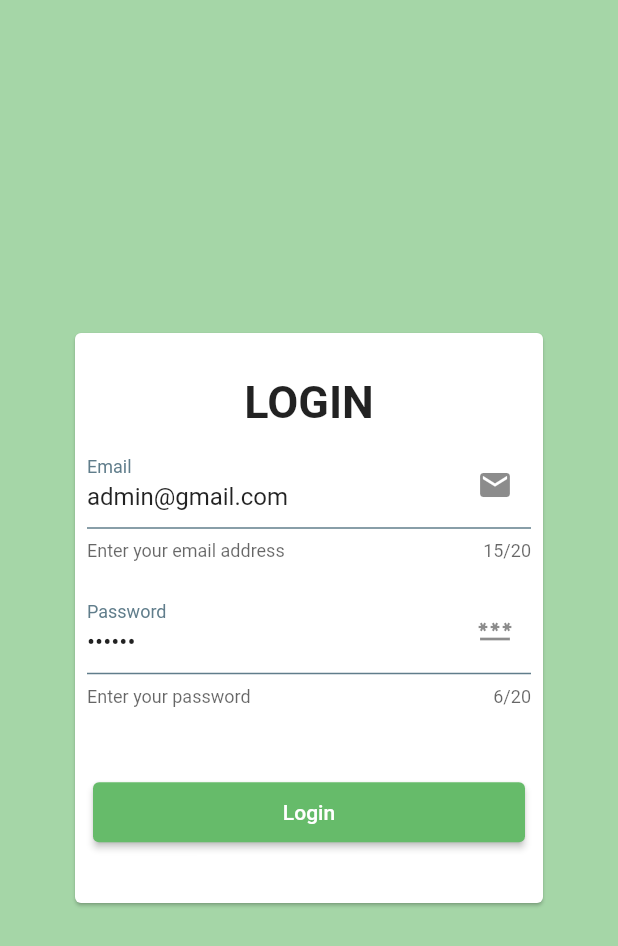
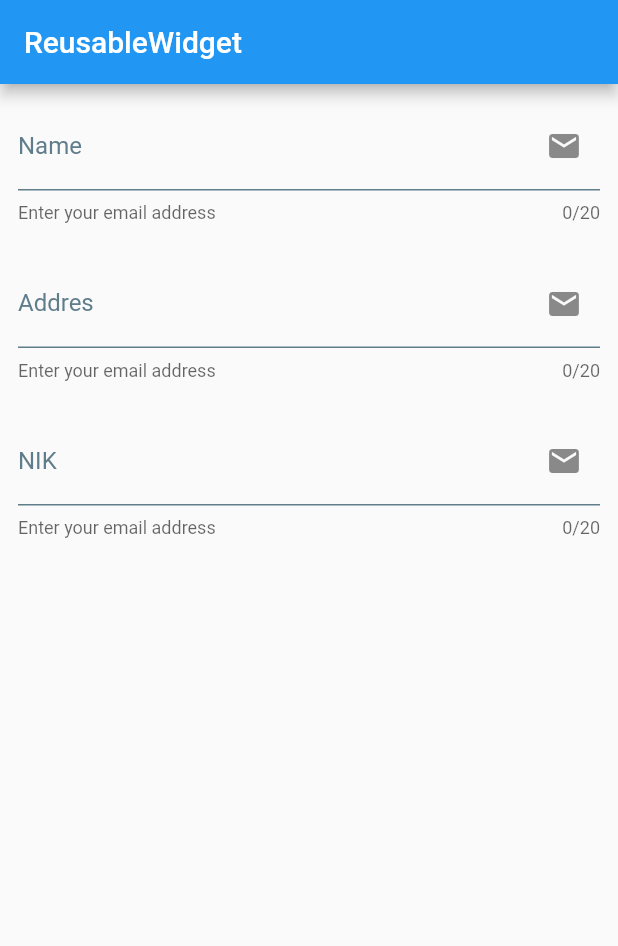
Before and after one commit to hidayatur90/BisaAI-19Nov-Webinar, a Flutter app: the screen it shows after launch, on a phone screen of 412 x 824 dp. Shown: the top 946 px of the screen. Run offline on Flutter 3.47's test engine with Material 2 defaults, Android fonts, the phone set to English and light mode, and no system bars; our stand-ins replace faker, sqflite; accounts and stored records are empty.

Commit message:
reusablewidget

```diff
--- a/config.json
+++ b/config.json
@@ -4,6 +4,7 @@
         "latihan",
         "login",
         "listProduct",
-        "addProduct"
+        "addProduct",
+        "reusableWidget"
     ]
 }
--- a/lib/core.dart
+++ b/lib/core.dart
@@ -3,6 +3,7 @@ We believe, the class name must be unique.
 If there is a conflicting class name in this file,
 it means you have to rename it to something more unique.
 */
+export 'package:fhe_template/model/Product.dart';
 export 'package:fhe_template/module/addProduct/controller/addProduct_controller.dart';
 export 'package:fhe_template/module/addProduct/view/addProduct_view.dart';
 export 'package:fhe_template/module/dashboard/controller/dashboard_controller.dart';
@@ -13,5 +14,7 @@ export 'package:fhe_template/module/listProduct/controller/listProduct_controlle
 export 'package:fhe_template/module/listProduct/view/listProduct_view.dart';
 export 'package:fhe_template/module/login/controller/login_controller.dart';
 export 'package:fhe_template/module/login/view/login_view.dart';
+export 'package:fhe_template/module/reusableWidget/controller/reusableWidget_controller.dart';
+export 'package:fhe_template/module/reusableWidget/view/reusableWidget_view.dart';
 export 'state_util.dart';
 export 'setup.dart';
--- /dev/null
+++ b/lib/module/reusableWidget/controller/reusableWidget_controller.dart
@@ -0,0 +1,20 @@
+import 'package:flutter/material.dart';
+import 'package:fhe_template/state_util.dart';
+import '../view/reusableWidget_view.dart';
+
+class ReusableWidgetController extends State<ReusableWidgetView> implements MvcController {
+  static late ReusableWidgetController instance;
+  late ReusableWidgetView view;
+
+  @override
+  void initState() {
+    instance = this;
+    super.initState();
+  }
+
+  @override
+  void dispose() => super.dispose();
+
+  @override
+  Widget build(BuildContext context) => widget.build(context, this);
+}
--- /dev/null
+++ b/lib/module/reusableWidget/view/reusableWidget_view.dart
@@ -0,0 +1,35 @@
+import 'package:fhe_template/module/reusableWidget/widget/textfield.dart';
+import 'package:flutter/material.dart';
+import 'package:fhe_template/core.dart';
+import '../controller/reusableWidget_controller.dart';
+
+class ReusableWidgetView extends StatefulWidget {
+  const ReusableWidgetView({Key? key}) : super(key: key);
+
+  Widget build(context, ReusableWidgetController controller) {
+    controller.view = this;
+
+    return Scaffold(
+      appBar: AppBar(
+        title: const Text("ReusableWidget"),
+        actions: const [],
+      ),
+      body: Column(
+        children: const [
+          TextFieldJoko(
+            label: "Name",
+          ),
+          TextFieldJoko(
+            label: "Addres",
+          ),
+          TextFieldJoko(
+            label: "NIK",
+          ),
+        ],
+      ),
+    );
+  }
+
+  @override
+  State<ReusableWidgetView> createState() => ReusableWidgetController();
+}
--- /dev/null
+++ b/lib/module/reusableWidget/widget/textfield.dart
@@ -0,0 +1,45 @@
+import 'package:flutter/material.dart';
+
+class TextFieldJoko extends StatefulWidget {
+  final label;
+  final initialValue;
+
+  const TextFieldJoko({
+    Key? key,
+    required this.label,
+    this.initialValue,
+  }) : super(key: key);
+
+  @override
+  State<TextFieldJoko> createState() => _TextFieldJokoState();
+}
+
+class _TextFieldJokoState extends State<TextFieldJoko> {
+  @override
+  Widget build(BuildContext context) {
+    return Container(
+      padding: const EdgeInsets.all(12),
+      margin: const EdgeInsets.only(),
+      child: TextFormField(
+        initialValue: widget.initialValue,
+        maxLength: 20,
+        decoration: InputDecoration(
+          labelText: widget.label,
+          labelStyle: const TextStyle(
+            color: Colors.blueGrey,
+          ),
+          suffixIcon: const Icon(
+            Icons.email,
+          ),
+          enabledBorder: const UnderlineInputBorder(
+            borderSide: BorderSide(
+              color: Colors.blueGrey,
+            ),
+          ),
+          helperText: 'Enter your email address',
+        ),
+        onChanged: (value) {},
+      ),
+    );
+  }
+}
--- a/pubspec.yaml
+++ b/pubspec.yaml
@@ -37,6 +37,7 @@ dependencies:
   # The following adds the Cupertino Icons font to your application.
   # Use with the CupertinoIcons class for iOS style icons.
   cupertino_icons: ^1.0.2
+  sqflite: any
 
 dev_dependencies:
   flutter_test:
```
Also changed, not shown: lib/database/db_product.dart (added, +76 -0 lines), lib/main.dart (+2 -6 lines), lib/model/Product.dart (added, +33 -0 lines), lib/module/addProduct/controller/addProduct_controller.dart (+43 -2 lines), lib/module/addProduct/view/addProduct_view.dart (+18 -4 lines), lib/module/listProduct/controller/listProduct_controller.dart (+39 -0 lines), lib/module/listProduct/view/listProduct_view.dart (+24 -58 lines), lib/test.dart (added, +316 -0 lines), pubspec.lock, 2 other files.
